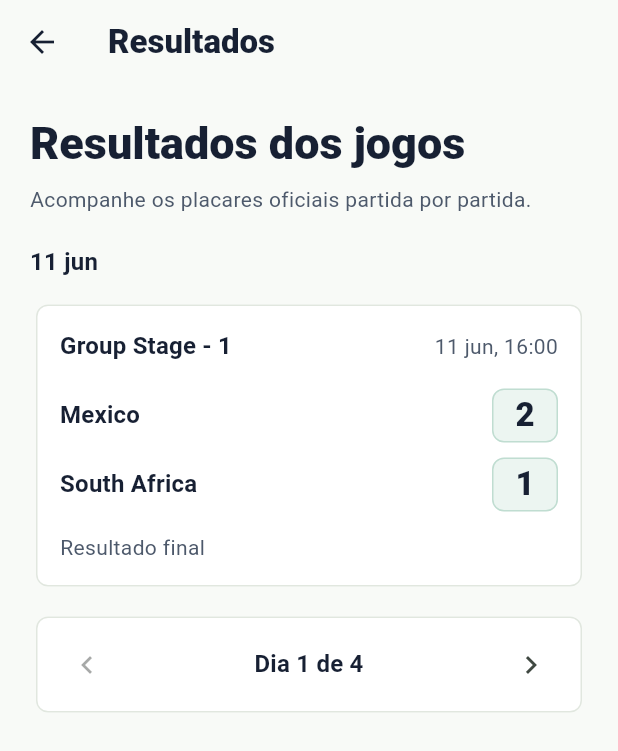
After one commit to filipejonatas/flutter_copadomundo, a Flutter app: the ResultsScreen screen opened directly, after a tap on the "chevron right" icon, after a tap on the "chevron left" icon, on a phone screen of 412 x 824 dp. The commit adds this screen. Shown: the top 751 px of the screen. Run offline on Flutter 3.47's test engine with Material 3 defaults, Android fonts, the phone set to English and light mode, and no system bars; our stand-ins replace firebase_auth, firebase_core, firebase_database, google_sign_in; accounts and stored records are empty; network calls fail.

Commit message:
fase7 : tela de resultados

```diff
--- a/lib/models/match_prediction.dart
+++ b/lib/models/match_prediction.dart
@@ -5,26 +5,37 @@ class MatchPrediction {
     required this.fixtureId,
     required this.round,
     required this.kickoffLabel,
+    required this.kickoffAt,
     required this.homeTeam,
     required this.awayTeam,
     required this.status,
+    this.homeScore,
+    this.awayScore,
   });
 
   final int fixtureId;
   final String round;
   final String kickoffLabel;
+  final String kickoffAt;
   final String homeTeam;
   final String awayTeam;
   final String status;
+  final int? homeScore;
+  final int? awayScore;
+
+  bool get hasResult => homeScore != null && awayScore != null;
 
   factory MatchPrediction.fromJson(Map<String, dynamic> json) {
     return MatchPrediction(
       fixtureId: json['fixtureId'] as int,
       round: json['round'] as String,
       kickoffLabel: json['kickoffLabel'] as String,
+      kickoffAt: json['kickoffAt'] as String? ?? '',
       homeTeam: json['homeTeam'] as String,
       awayTeam: json['awayTeam'] as String,
       status: json['status'] as String,
+      homeScore: json['homeScore'] as int?,
+      awayScore: json['awayScore'] as int?,
     );
   }
 }
@@ -51,22 +62,29 @@ final mockMatches = <MatchPrediction>[
     fixtureId: 2026001,
     round: 'Group Stage - 1',
     kickoffLabel: '11 jun, 16:00',
+    kickoffAt: '2026-06-11T19:00:00Z',
     homeTeam: 'Mexico',
     awayTeam: 'South Africa',
-    status: 'NS',
+    status: 'FT',
+    homeScore: 2,
+    awayScore: 1,
   ),
   const MatchPrediction(
     fixtureId: 2026002,
     round: 'Group Stage - 1',
     kickoffLabel: '12 jun, 19:00',
+    kickoffAt: '2026-06-12T22:00:00Z',
     homeTeam: 'Canada',
     awayTeam: 'Japan',
-    status: 'NS',
+    status: 'FT',
+    homeScore: 1,
+    awayScore: 1,
   ),
   const MatchPrediction(
     fixtureId: 2026003,
     round: 'Group Stage - 1',
     kickoffLabel: '13 jun, 13:00',
+    kickoffAt: '2026-06-13T16:00:00Z',
     homeTeam: 'Brazil',
     awayTeam: 'Germany',
     status: 'NS',
@@ -75,6 +93,7 @@ final mockMatches = <MatchPrediction>[
     fixtureId: 2026004,
     round: 'Group Stage - 1',
     kickoffLabel: '14 jun, 21:00',
+    kickoffAt: '2026-06-15T00:00:00Z',
     homeTeam: 'Argentina',
     awayTeam: 'France',
     status: 'NS',
--- a/lib/screens/predictions_screen.dart
+++ b/lib/screens/predictions_screen.dart
@@ -20,15 +20,13 @@ class PredictionsScreen extends StatefulWidget {
 }
 
 class _PredictionsScreenState extends State<PredictionsScreen> {
-  static const int _matchesPerPage = 4;
-
   final Map<int, MatchPick> _picks = {};
   List<MatchPrediction> _matches = [];
   late final PredictionService _predictionService =
       widget.predictionService ?? PredictionService();
   bool _isLoading = true;
   int? _savingFixtureId;
-  int _pageIndex = 0;
+  int _dayIndex = 0;
 
   @override
   void initState() {
@@ -39,8 +37,8 @@ class _PredictionsScreenState extends State<PredictionsScreen> {
   @override
   Widget build(BuildContext context) {
     final theme = Theme.of(context);
-    final visibleMatches = _visibleMatches;
-    final totalPages = _totalPages;
+    final matchDays = _matchDays;
+    final visibleDay = matchDays.isEmpty ? null : matchDays[_dayIndex];
 
     return Scaffold(
       appBar: AppBar(title: const Text('Palpites')),
@@ -74,7 +72,9 @@ class _PredictionsScreenState extends State<PredictionsScreen> {
                   ),
                 )
               else ...[
-                for (final match in visibleMatches) ...[
+                Text(visibleDay!.label, style: theme.textTheme.titleMedium),
+                const SizedBox(height: 12),
+                for (final match in visibleDay.matches) ...[
                   _PredictionCard(
                     key: ValueKey(match.fixtureId),
                     match: match,
@@ -84,16 +84,16 @@ class _PredictionsScreenState extends State<PredictionsScreen> {
                   ),
                   const SizedBox(height: 12),
                 ],
-                if (totalPages > 1)
-                  _MatchesPager(
-                    currentPage: _pageIndex + 1,
-                    totalPages: totalPages,
-                    onPrevious: _pageIndex == 0
+                if (matchDays.length > 1)
+                  _MatchDaysPager(
+                    currentDay: _dayIndex + 1,
+                    totalDays: matchDays.length,
+                    onPrevious: _dayIndex == 0
                         ? null
-                        : () => setState(() => _pageIndex--),
-                    onNext: _pageIndex >= totalPages - 1
+                        : () => setState(() => _dayIndex--),
+                    onNext: _dayIndex >= matchDays.length - 1
                         ? null
-                        : () => setState(() => _pageIndex++),
+                        : () => setState(() => _dayIndex++),
                   ),
               ],
             ],
@@ -103,17 +103,15 @@ class _PredictionsScreenState extends State<PredictionsScreen> {
     );
   }
 
-  int get _totalPages {
-    if (_matches.isEmpty) return 0;
-    return ((_matches.length - 1) ~/ _matchesPerPage) + 1;
-  }
+  List<_MatchDay> get _matchDays {
+    final days = <String, List<MatchPrediction>>{};
+    for (final match in _matches) {
+      days.putIfAbsent(_dayLabel(match), () => []).add(match);
+    }
 
-  List<MatchPrediction> get _visibleMatches {
-    final start = _pageIndex * _matchesPerPage;
-    if (start >= _matches.length) return const [];
-
-    final end = (start + _matchesPerPage).clamp(0, _matches.length);
-    return _matches.sublist(start, end);
+    return days.entries
+        .map((entry) => _MatchDay(label: entry.key, matches: entry.value))
+        .toList();
   }
 
   Future<void> _loadPredictions() async {
@@ -126,7 +124,7 @@ class _PredictionsScreenState extends State<PredictionsScreen> {
       if (!mounted) return;
       setState(() {
         _matches = matches;
-        _pageIndex = 0;
+        _dayIndex = 0;
         _picks
           ..clear()
           ..addAll(predictions);
@@ -136,7 +134,7 @@ class _PredictionsScreenState extends State<PredictionsScreen> {
       if (!mounted) return;
       setState(() {
         _matches = mockMatches;
-        _pageIndex = 0;
+        _dayIndex = 0;
         _isLoading = false;
       });
       _showMessage(
@@ -174,6 +172,12 @@ class _PredictionsScreenState extends State<PredictionsScreen> {
     }
   }
 
+  String _dayLabel(MatchPrediction match) {
+    final labelParts = match.kickoffLabel.split(',');
+    if (labelParts.isEmpty) return 'Dia do jogo';
+    return labelParts.first.trim();
+  }
+
   void _showMessage(String message) {
     ScaffoldMessenger.of(
       context,
@@ -181,16 +185,23 @@ class _PredictionsScreenState extends State<PredictionsScreen> {
   }
 }
 
-class _MatchesPager extends StatelessWidget {
-  const _MatchesPager({
-    required this.currentPage,
-    required this.totalPages,
+class _MatchDay {
+  const _MatchDay({required this.label, required this.matches});
+
+  final String label;
+  final List<MatchPrediction> matches;
+}
+
+class _MatchDaysPager extends StatelessWidget {
+  const _MatchDaysPager({
+    required this.currentDay,
+    required this.totalDays,
     required this.onPrevious,
     required this.onNext,
   });
 
-  final int currentPage;
-  final int totalPages;
+  final int currentDay;
+  final int totalDays;
   final VoidCallback? onPrevious;
   final VoidCallback? onNext;
 
@@ -204,19 +215,19 @@ class _MatchesPager extends StatelessWidget {
         child: Row(
           children: [
             IconButton(
-              tooltip: 'Pagina anterior',
+              tooltip: 'Dia anterior',
               onPressed: onPrevious,
               icon: const Icon(Icons.chevron_left),
             ),
             Expanded(
               child: Text(
-                'Pagina $currentPage de $totalPages',
+                'Dia $currentDay de $totalDays',
                 textAlign: TextAlign.center,
                 style: theme.textTheme.titleMedium,
               ),
             ),
             IconButton(
-              tooltip: 'Proxima pagina',
+              tooltip: 'Proximo dia',
               onPressed: onNext,
               icon: const Icon(Icons.chevron_right),
             ),
--- /dev/null
+++ b/lib/screens/results_screen.dart
@@ -0,0 +1,272 @@
+import 'package:flutter/material.dart';
+
+import '../models/match_prediction.dart';
+import '../services/prediction_service.dart';
+
+class ResultsScreen extends StatefulWidget {
+  const ResultsScreen({super.key, this.predictionService});
+
+  final PredictionService? predictionService;
+
+  @override
+  State<ResultsScreen> createState() => _ResultsScreenState();
+}
+
+class _ResultsScreenState extends State<ResultsScreen> {
+  List<MatchPrediction> _matches = [];
+  late final PredictionService _predictionService =
+      widget.predictionService ?? PredictionService();
+  bool _isLoading = true;
+  int _dayIndex = 0;
+
+  @override
+  void initState() {
+    super.initState();
+    _loadResults();
+  }
+
+  @override
+  Widget build(BuildContext context) {
+    final theme = Theme.of(context);
+    final matchDays = _matchDays;
+    final visibleDay = matchDays.isEmpty ? null : matchDays[_dayIndex];
+
+    return Scaffold(
+      appBar: AppBar(title: const Text('Resultados')),
+      body: SafeArea(
+        child: ListView(
+          padding: const EdgeInsets.all(20),
+          children: [
+            Text('Resultados dos jogos', style: theme.textTheme.headlineMedium),
+            const SizedBox(height: 8),
+            Text(
+              'Acompanhe os placares oficiais partida por partida.',
+              style: theme.textTheme.bodyMedium,
+            ),
+            const SizedBox(height: 20),
+            if (_isLoading)
+              const Center(
+                child: Padding(
+                  padding: EdgeInsets.all(32),
+                  child: CircularProgressIndicator(),
+                ),
+              )
+            else if (_matches.isEmpty)
+              Card(
+                child: Padding(
+                  padding: const EdgeInsets.all(16),
+                  child: Text(
+                    'Nenhum resultado encontrado.',
+                    style: theme.textTheme.bodyMedium,
+                  ),
+                ),
+              )
+            else ...[
+              Text(visibleDay!.label, style: theme.textTheme.titleMedium),
+              const SizedBox(height: 12),
+              for (final match in visibleDay.matches) ...[
+                _ResultCard(match: match),
+                const SizedBox(height: 12),
+              ],
+              if (matchDays.length > 1)
+                _MatchDaysPager(
+                  currentDay: _dayIndex + 1,
+                  totalDays: matchDays.length,
+                  onPrevious: _dayIndex == 0
+                      ? null
+                      : () => setState(() => _dayIndex--),
+                  onNext: _dayIndex >= matchDays.length - 1
+                      ? null
+                      : () => setState(() => _dayIndex++),
+                ),
+            ],
+          ],
+        ),
+      ),
+    );
+  }
+
+  List<_MatchDay> get _matchDays {
+    final days = <String, List<MatchPrediction>>{};
+    for (final match in _matches) {
+      days.putIfAbsent(_dayLabel(match), () => []).add(match);
+    }
+
+    return days.entries
+        .map((entry) => _MatchDay(label: entry.key, matches: entry.value))
+        .toList();
+  }
+
+  Future<void> _loadResults() async {
+    try {
+      final matches = await _predictionService.loadMatches();
+      if (!mounted) return;
+      setState(() {
+        _matches = matches;
+        _dayIndex = 0;
+        _isLoading = false;
+      });
+    } catch (_) {
+      if (!mounted) return;
+      setState(() {
+        _matches = mockMatches;
+        _dayIndex = 0;
+        _isLoading = false;
+      });
+      _showMessage(
+        'Nao foi possivel conectar ao backend. Usando resultados mockados.',
+      );
+    }
+  }
+
+  String _dayLabel(MatchPrediction match) {
+    final labelParts = match.kickoffLabel.split(',');
+    if (labelParts.isEmpty) return 'Dia do jogo';
+    return labelParts.first.trim();
+  }
+
+  void _showMessage(String message) {
+    ScaffoldMessenger.of(
+      context,
+    ).showSnackBar(SnackBar(content: Text(message)));
+  }
+}
+
+class _MatchDay {
+  const _MatchDay({required this.label, required this.matches});
+
+  final String label;
+  final List<MatchPrediction> matches;
+}
+
+class _MatchDaysPager extends StatelessWidget {
+  const _MatchDaysPager({
+    required this.currentDay,
+    required this.totalDays,
+    required this.onPrevious,
+    required this.onNext,
+  });
+
+  final int currentDay;
+  final int totalDays;
+  final VoidCallback? onPrevious;
+  final VoidCallback? onNext;
+
+  @override
+  Widget build(BuildContext context) {
+    final theme = Theme.of(context);
+
+    return Card(
+      child: Padding(
+        padding: const EdgeInsets.symmetric(horizontal: 10, vertical: 8),
+        child: Row(
+          children: [
+            IconButton(
+              tooltip: 'Dia anterior',
+              onPressed: onPrevious,
+              icon: const Icon(Icons.chevron_left),
+            ),
+            Expanded(
+              child: Text(
+                'Dia $currentDay de $totalDays',
+                textAlign: TextAlign.center,
+                style: theme.textTheme.titleMedium,
+              ),
+            ),
+            IconButton(
+              tooltip: 'Proximo dia',
+              onPressed: onNext,
+              icon: const Icon(Icons.chevron_right),
+            ),
+          ],
+        ),
+      ),
+    );
+  }
+}
+
+class _ResultCard extends StatelessWidget {
+  const _ResultCard({required this.match});
+
+  final MatchPrediction match;
+
+  @override
+  Widget build(BuildContext context) {
+    final theme = Theme.of(context);
+
+    return Card(
+      child: Padding(
+        padding: const EdgeInsets.all(16),
+        child: Column(
+          crossAxisAlignment: CrossAxisAlignment.start,
+          children: [
+            Row(
+              children: [
+                Expanded(
+                  child: Text(match.round, style: theme.textTheme.titleMedium),
+                ),
+                Text(match.kickoffLabel, style: theme.textTheme.bodyMedium),
+              ],
+            ),
+            const SizedBox(height: 16),
+            Row(
+              children: [
+                Expanded(
+                  child: Text(
+                    match.homeTeam,
+                    style: theme.textTheme.titleMedium,
+                  ),
+                ),
+                _ScoreBox(score: match.homeScore),
+              ],
+            ),
+            const SizedBox(height: 10),
+            Row(
+              children: [
+                Expanded(
+                  child: Text(
+                    match.awayTeam,
+                    style: theme.textTheme.titleMedium,
+                  ),
+                ),
+                _ScoreBox(score: match.awayScore),
+              ],
+            ),
+            const SizedBox(height: 14),
+            Text(
+              match.hasResult
+                  ? 'Resultado final'
+                  : 'Resultado pendente - status: ${match.status}',
+              style: theme.textTheme.bodyMedium,
+            ),
+          ],
+        ),
+      ),
+    );
+  }
+}
+
+class _ScoreBox extends StatelessWidget {
+  const _ScoreBox({required this.score});
+
+  final int? score;
+
+  @override
+  Widget build(BuildContext context) {
+    final theme = Theme.of(context);
+
+    return Container(
+      width: 44,
+      height: 36,
+      alignment: Alignment.center,
+      decoration: BoxDecoration(
+        color: theme.colorScheme.primary.withValues(alpha: 0.08),
+        borderRadius: BorderRadius.circular(8),
+        border: Border.all(
+          color: theme.colorScheme.primary.withValues(alpha: 0.2),
+        ),
+      ),
+      child: Text(score?.toString() ?? '-', style: theme.textTheme.titleLarge),
+    );
+  }
+}
```
Also changed, not shown: lib/screens/main_shell.dart (+7 -0 lines), 4 other files.
